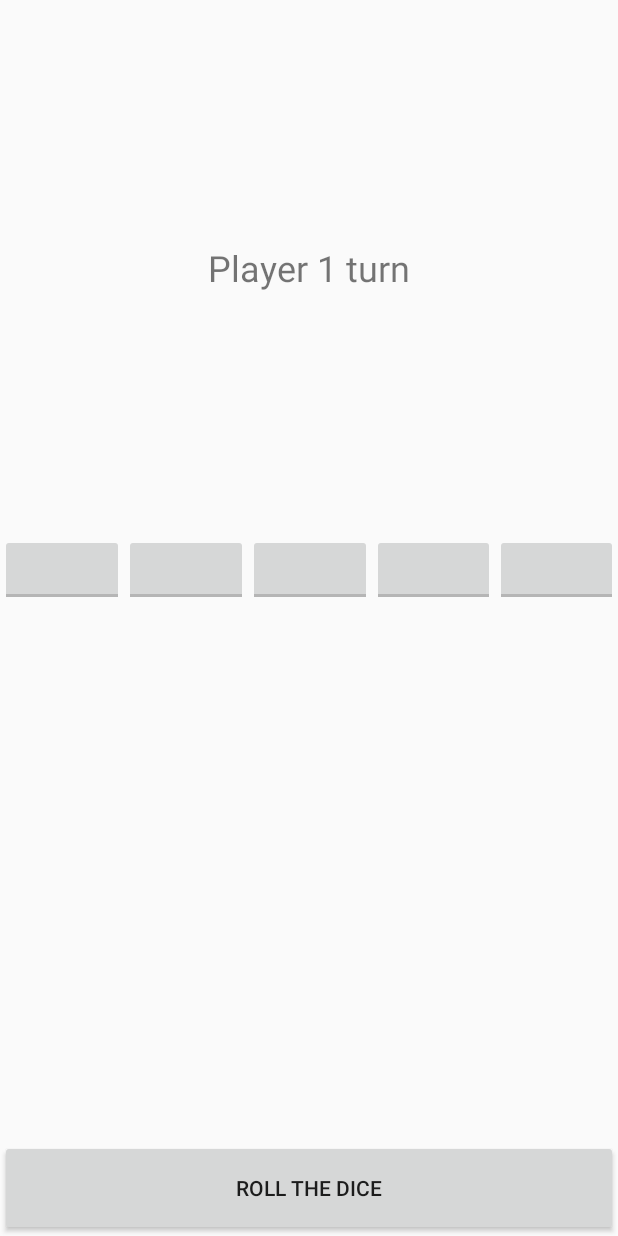
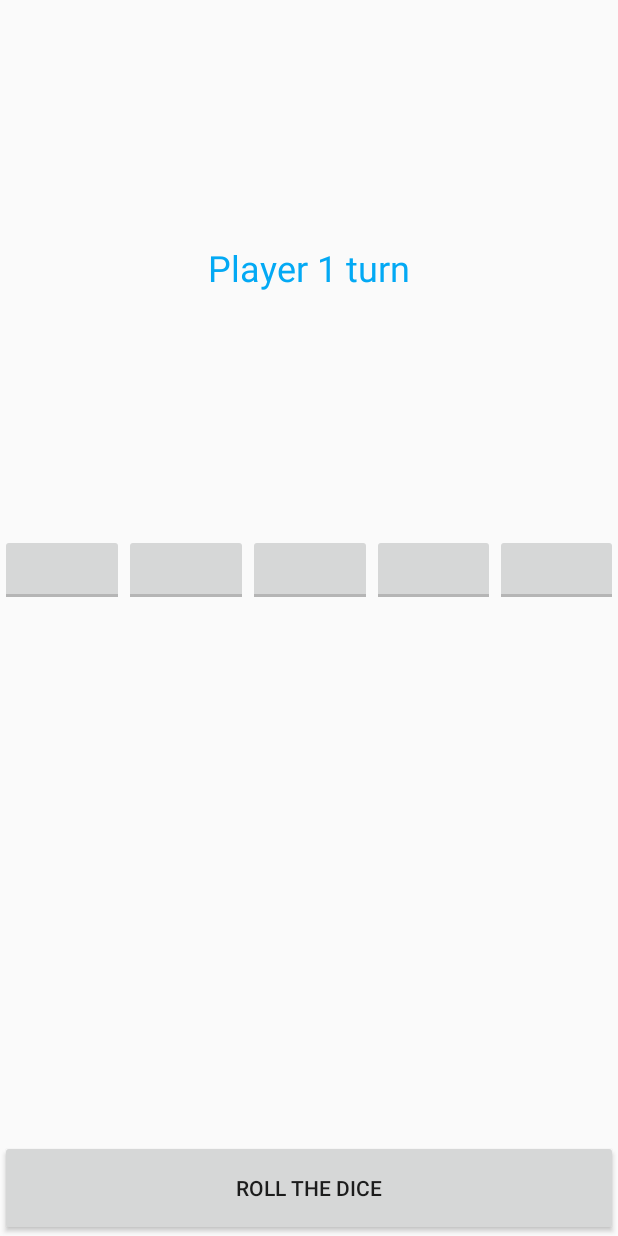
Before and after one commit to Hydroxycarbamide/depoker, an Android app: the MainActivity screen opened directly, with no data from a screen before it, on a phone screen of 412 x 824 dp. Run offline under Robolectric (Android 15) with nearby library versions, the phone set to English and light mode, and no system bars.

Commit message:
Changement de couleur fix

```diff
--- a/app/src/main/java/com/cabanettes/axel/nguyen/eric/depoker/MainActivity.java
+++ b/app/src/main/java/com/cabanettes/axel/nguyen/eric/depoker/MainActivity.java
@@ -4,6 +4,7 @@ import android.app.Activity;
 import android.content.Intent;
 import android.content.SharedPreferences;
 import android.content.res.ColorStateList;
+import android.graphics.Color;
 import android.graphics.drawable.Drawable;
 import android.media.MediaPlayer;
 import android.support.v4.content.ContextCompat;
@@ -68,7 +69,8 @@ public class MainActivity extends AppCompatActivity {
         ToggleButton die3;
         ToggleButton die4;
         ToggleButton die5;
-        TextView result;
+        TextView result = (TextView) findViewById(R.id.result);
+        ColorStateList oldColors;
         int turns;
         int maxturns;
 
@@ -83,15 +85,17 @@ public class MainActivity extends AppCompatActivity {
             this.die4 = die4;
             this.die5 = die5;
             maxturns = turnNumber;
+            oldColors =  result.getTextColors();
+            result.setTextColor(Color.parseColor("#03A9F4"));
         }
 
         @Override
         public void onClick(View view) {
-            //ColorStateList oldColors =  result.getTextColors();
-            //result.setTextColor(oldColors);
+            result.setTextColor(oldColors);
             String namePlayer2 = Accueil.db.getJoueur(2).getName();
             Button btn = (Button) findViewById(R.id.roll);
             if((String)btn.getText()== getResources().getString(R.string.next)) {
+                result.setTextColor(Color.parseColor("#03A9F4"));
                 this.result.setText(namePlayer2+" "+ getResources().getString(R.string.turn));
                 btn.setText(R.string.roll);
             }else if(btn.getText()== getResources().getString(R.string.end)) {
@@ -109,7 +113,6 @@ public class MainActivity extends AppCompatActivity {
                 mp.start();
 
                 //Gestion du jeu
-                result = (TextView) findViewById(R.id.result);
                 for (int j = 1; j < 6; j++) {
                     ToggleButton die = (ToggleButton) findViewById(getResources().getIdentifier("die" + j, "id", getPackageName()));
                     if (die.isChecked() == false) {
```
